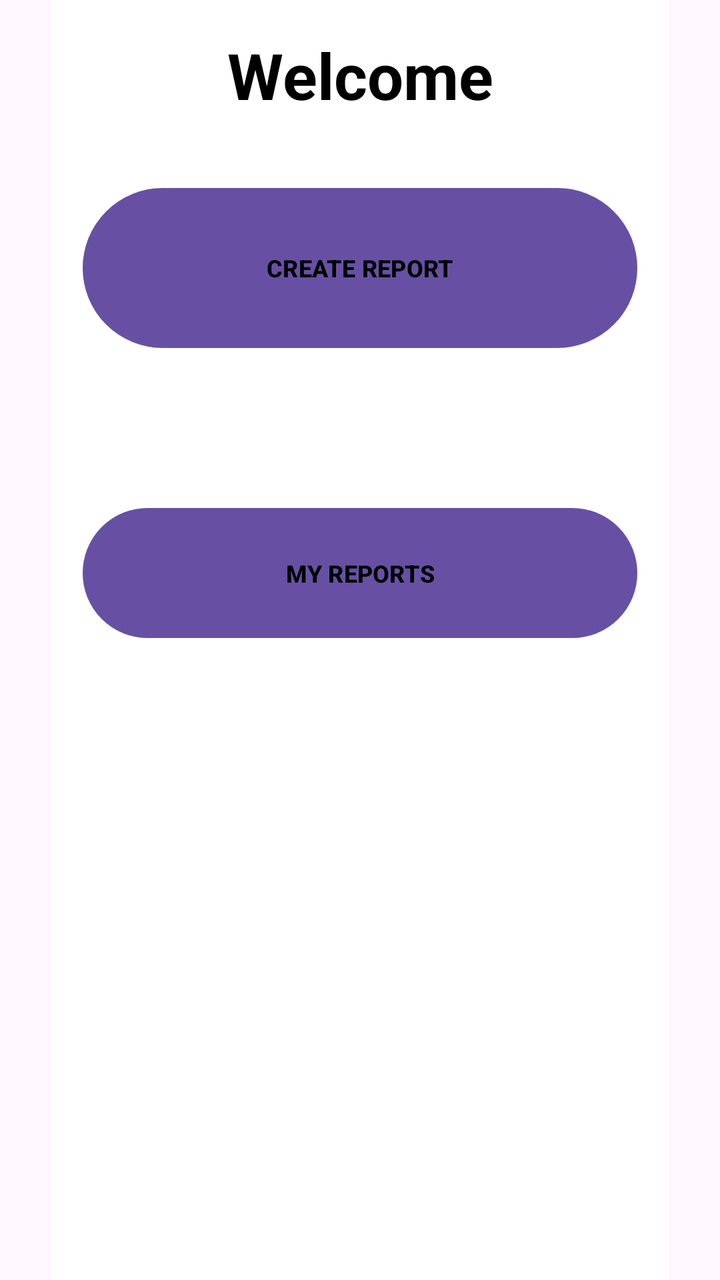
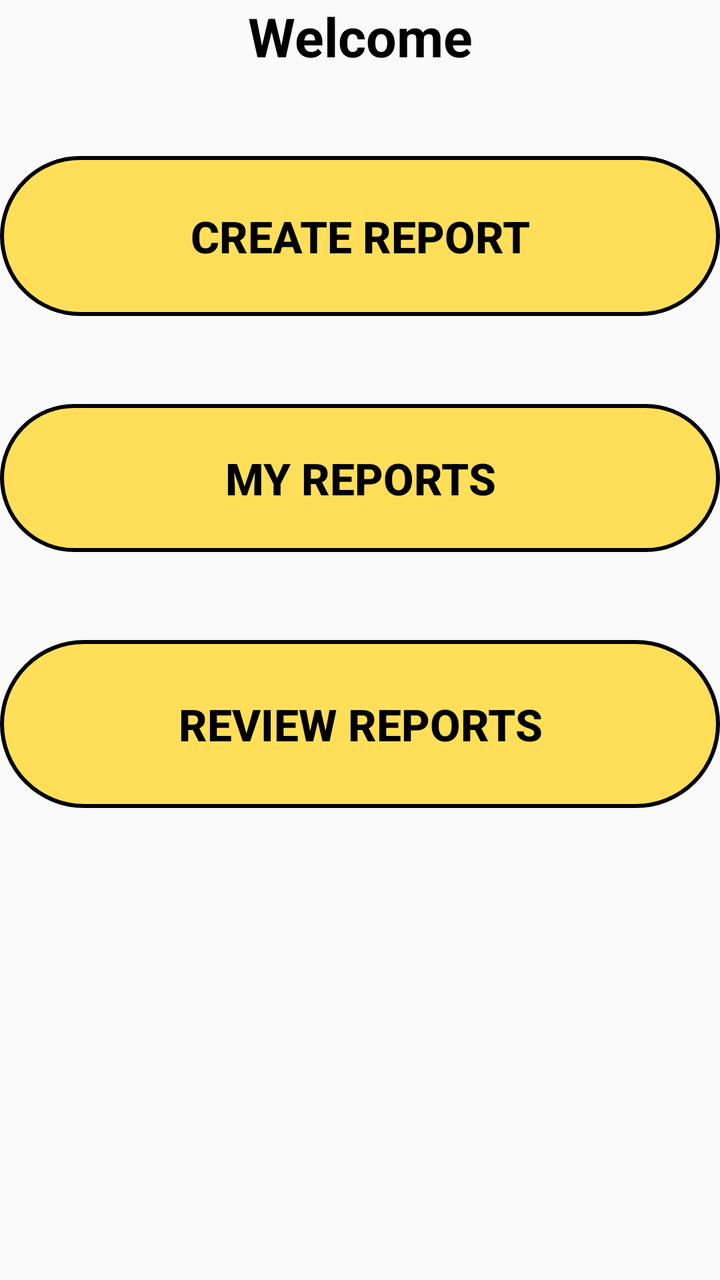

An Android layout rendered at two revisions. The XML below is the earlier revision; the diff shows what the commit changed to produce the second picture.
<!-- AndroidManifest.xml: application theme Theme.JavaReportingSystem -->
<!-- res/layout/activity_landing_page.xml -->
<?xml version="1.0" encoding="utf-8"?>
<androidx.constraintlayout.widget.ConstraintLayout xmlns:android="http://schemas.android.com/apk/res/android"
    xmlns:app="http://schemas.android.com/apk/res-auto"
    xmlns:tools="http://schemas.android.com/tools"
    android:id="@+id/main"
    android:layout_width="match_parent"
    android:layout_height="match_parent"
    tools:context=".LandingPageActivity"
    app:layout_constraintTop_toBottomOf="@id/tvWelcome"
    android:layout_marginTop="78dp"
    app:layout_constraintStart_toStartOf="parent"
    app:layout_constraintEnd_toEndOf="parent">


<androidx.constraintlayout.widget.ConstraintLayout
    android:id="@+id/contentPanel"
    android:layout_width="0dp"
    android:layout_height="0dp"
    android:background="#FFFFFF"
    android:padding="16dp"
    app:layout_constraintTop_toTopOf="parent"
    app:layout_constraintBottom_toBottomOf="parent"
    app:layout_constraintStart_toStartOf="parent"
    app:layout_constraintEnd_toEndOf="parent"
    app:layout_constraintWidth_percent="0.86">

    
    <TextView
        android:id="@+id/tvWelcome"
        android:layout_width="wrap_content"
        android:layout_height="wrap_content"
        android:text="Welcome"
        android:textColor="#000000"
        android:textSize="32sp"
        android:textStyle="bold"
        android:gravity="center"
        android:fontFamily="sans-serif"
        app:layout_constraintTop_toTopOf="parent"
        app:layout_constraintStart_toStartOf="parent"
        app:layout_constraintEnd_toEndOf="parent"
        app:layout_constraintVertical_bias="0.15" />

    
    <Button
        android:id="@+id/btnCreateReport"
        android:layout_width="0dp"
        android:layout_height="80dp"
        android:layout_marginTop="78dp"
        android:background="@drawable/button_yellow"
        android:backgroundTint="@null"
        android:gravity="center"
        android:insetTop="0dp"
        android:insetBottom="0dp"
        android:padding="0dp"
        android:stateListAnimator="@null"
        android:text="CREATE REPORT"
        android:textColor="#000000"
        android:textSize="12sp"
        android:textStyle="bold"
        app:layout_constraintEnd_toEndOf="parent"
        app:layout_constraintStart_toStartOf="parent"
        app:layout_constraintTop_toBottomOf="@id/tvWelcome"
        app:layout_constraintTop_toTopOf="parent" />

    

    

    <Button
        android:id="@+id/btnMyReports"
        android:layout_width="0dp"
        android:layout_height="65dp"
        android:layout_marginTop="80dp"
        android:background="@drawable/button_yellow"
        android:backgroundTint="@null"
        android:gravity="center"
        android:insetTop="0dp"
        android:insetBottom="0dp"
        android:padding="0dp"
        android:stateListAnimator="@null"
        android:text="MY REPORTS"
        android:textColor="#000000"
        android:textSize="12sp"
        android:textStyle="bold"
        app:layout_constraintEnd_toEndOf="parent"
        app:layout_constraintHorizontal_bias="0.0"
        app:layout_constraintStart_toStartOf="parent"
        app:layout_constraintTop_toBottomOf="@id/btnCreateReport" />

    <Button
        android:id="@+id/btnReviewReports"
        android:visibility="gone"
        android:layout_width="0dp"
        android:layout_height="70dp"
        android:layout_marginTop="80dp"
        android:background="@drawable/button_yellow"
        android:backgroundTint="@null"
        android:gravity="center"
        android:insetTop="0dp"
        android:insetBottom="0dp"
        android:padding="0dp"
        android:stateListAnimator="@null"
        android:text="[SUPERVISOR] REVIEW REPORTS"
        android:textColor="#000000"
        android:textSize="12sp"
        android:textStyle="bold"
        app:layout_constraintEnd_toEndOf="parent"
        app:layout_constraintHorizontal_bias="0.0"
        app:layout_constraintStart_toStartOf="parent"
        app:layout_constraintTop_toBottomOf="@id/btnMyReports" />

</androidx.constraintlayout.widget.ConstraintLayout>

</androidx.constraintlayout.widget.ConstraintLayout>
<!-- resources referenced by this layout -->
<resources>
  <!-- drawable button_yellow (drawable) -->
  <?xml version="1.0" encoding="utf-8"?>
  <shape xmlns:android="http://schemas.android.com/apk/res/android"
      android:shape="rectangle">
  
      <solid android:color="#FFDF59" />
  
      <stroke
          android:width="2dp"
          android:color="#000000" />
  
      <corners android:radius="70dp" />
  
  </shape>
  <style name="Theme.JavaReportingSystem" parent="Base.Theme.JavaReportingSystem" />
  <style name="Base.Theme.JavaReportingSystem" parent="Theme.Material3.DayNight.NoActionBar">
          
          
      </style>
</resources>

<!-- the commit's change to res/layout/activity_landing_page.xml (unified diff, before → after) -->
@@ -5,110 +5,110 @@
     android:id="@+id/main"
     android:layout_width="match_parent"
     android:layout_height="match_parent"
-    tools:context=".LandingPageActivity"
+    tools:context=".ui.LandingPageActivity"
     app:layout_constraintTop_toBottomOf="@id/tvWelcome"
     android:layout_marginTop="78dp"
     app:layout_constraintStart_toStartOf="parent"
     app:layout_constraintEnd_toEndOf="parent">
 
 
-<androidx.constraintlayout.widget.ConstraintLayout
-    android:id="@+id/contentPanel"
-    android:layout_width="0dp"
-    android:layout_height="0dp"
-    android:background="#FFFFFF"
-    android:padding="16dp"
-    app:layout_constraintTop_toTopOf="parent"
-    app:layout_constraintBottom_toBottomOf="parent"
-    app:layout_constraintStart_toStartOf="parent"
-    app:layout_constraintEnd_toEndOf="parent"
-    app:layout_constraintWidth_percent="0.86">
 
-    
-    <TextView
-        android:id="@+id/tvWelcome"
-        android:layout_width="wrap_content"
-        android:layout_height="wrap_content"
-        android:text="Welcome"
-        android:textColor="#000000"
-        android:textSize="32sp"
-        android:textStyle="bold"
-        android:gravity="center"
-        android:fontFamily="sans-serif"
-        app:layout_constraintTop_toTopOf="parent"
-        app:layout_constraintStart_toStartOf="parent"
-        app:layout_constraintEnd_toEndOf="parent"
-        app:layout_constraintVertical_bias="0.15" />
-
-    
-    <Button
-        android:id="@+id/btnCreateReport"
+        android:id="@+id/contentPanel"
         android:layout_width="0dp"
-        android:layout_height="80dp"
-        android:layout_marginTop="78dp"
-        android:background="@drawable/button_yellow"
-        android:backgroundTint="@null"
-        android:gravity="center"
-        android:insetTop="0dp"
-        android:insetBottom="0dp"
-        android:padding="0dp"
-        android:stateListAnimator="@null"
-        android:text="CREATE REPORT"
-        android:textColor="#000000"
-        android:textSize="12sp"
-        android:textStyle="bold"
+        android:layout_height="0dp"
+        android:background="#FFFFFF"
+        android:padding="16dp"
+        app:layout_constraintBottom_toBottomOf="parent"
         app:layout_constraintEnd_toEndOf="parent"
         app:layout_constraintStart_toStartOf="parent"
-        app:layout_constraintTop_toBottomOf="@id/tvWelcome"
-        app:layout_constraintTop_toTopOf="parent" />
+        app:layout_constraintTop_toTopOf="parent"
+        app:layout_constraintWidth_percent="0.86">
 
-    
+        
+        <TextView
+            android:id="@+id/tvWelcome"
+            android:layout_width="wrap_content"
+            android:layout_height="wrap_content"
+            android:fontFamily="sans-serif"
+            android:gravity="center"
+            android:text="Welcome"
+            android:textColor="#000000"
+            android:textSize="27sp"
+            android:textStyle="bold"
+            app:layout_constraintEnd_toEndOf="parent"
+            app:layout_constraintStart_toStartOf="parent"
+            app:layout_constraintTop_toTopOf="parent"
+            app:layout_constraintVertical_bias="0.15" />
 
-    
+        
 
-    <Button
-        android:id="@+id/btnMyReports"
-        android:layout_width="0dp"
-        android:layout_height="65dp"
-        android:layout_marginTop="80dp"
-        android:background="@drawable/button_yellow"
-        android:backgroundTint="@null"
-        android:gravity="center"
-        android:insetTop="0dp"
-        android:insetBottom="0dp"
-        android:padding="0dp"
-        android:stateListAnimator="@null"
-        android:text="MY REPORTS"
-        android:textColor="#000000"
-        android:textSize="12sp"
-        android:textStyle="bold"
-        app:layout_constraintEnd_toEndOf="parent"
-        app:layout_constraintHorizontal_bias="0.0"
-        app:layout_constraintStart_toStartOf="parent"
-        app:layout_constraintTop_toBottomOf="@id/btnCreateReport" />
+        
 
-    <Button
-        android:id="@+id/btnReviewReports"
-        android:visibility="gone"
-        android:layout_width="0dp"
-        android:layout_height="70dp"
-        android:layout_marginTop="80dp"
-        android:background="@drawable/button_yellow"
-        android:backgroundTint="@null"
-        android:gravity="center"
-        android:insetTop="0dp"
-        android:insetBottom="0dp"
-        android:padding="0dp"
-        android:stateListAnimator="@null"
-        android:text="[SUPERVISOR] REVIEW REPORTS"
-        android:textColor="#000000"
-        android:textSize="12sp"
-        android:textStyle="bold"
-        app:layout_constraintEnd_toEndOf="parent"
-        app:layout_constraintHorizontal_bias="0.0"
-        app:layout_constraintStart_toStartOf="parent"
-        app:layout_constraintTop_toBottomOf="@id/btnMyReports" />
+        
+
+        <Button
+            android:id="@+id/btnCreateReport"
+            android:layout_width="0dp"
+            android:layout_height="80dp"
+            android:layout_marginTop="78dp"
+            android:background="@drawable/button_yellow"
+            android:backgroundTint="@null"
+            android:gravity="center"
+            android:insetTop="0dp"
+            android:insetBottom="0dp"
+            android:padding="0dp"
+            android:stateListAnimator="@null"
+            android:text="CREATE REPORT"
+            android:textColor="#000000"
+            android:textSize="22sp"
+            android:textStyle="bold"
+            app:layout_constraintEnd_toEndOf="parent"
+            app:layout_constraintHorizontal_bias="1.0"
+            app:layout_constraintStart_toStartOf="parent"
+            app:layout_constraintTop_toBottomOf="@id/tvWelcome"
+            app:layout_constraintTop_toTopOf="parent" />
+
+        <Button
+            android:id="@+id/btnMyReports"
+            android:layout_width="match_parent"
+            android:layout_height="74dp"
+            android:layout_marginTop="44dp"
+            android:background="@drawable/button_yellow"
+            android:backgroundTint="@null"
+            android:gravity="center"
+            android:insetTop="0dp"
+            android:insetBottom="0dp"
+            android:padding="0dp"
+            android:stateListAnimator="@null"
+            android:text="MY REPORTS"
+            android:textColor="#000000"
+            android:textSize="22sp"
+            android:textStyle="bold"
+            app:layout_constraintEnd_toEndOf="parent"
+            app:layout_constraintHorizontal_bias="1.0"
+            app:layout_constraintStart_toStartOf="parent"
+            app:layout_constraintTop_toBottomOf="@id/btnCreateReport"/>
+
+        <Button
+            android:id="@+id/btnReviewReports"
+            android:layout_width="match_parent"
+            android:layout_height="84dp"
+            android:layout_marginTop="44dp"
+            android:background="@drawable/button_yellow"
+            android:backgroundTint="@null"
+            android:gravity="center"
+            android:insetTop="0dp"
+            android:insetBottom="0dp"
+            android:padding="0dp"
+            android:stateListAnimator="@null"
+            android:text="REVIEW REPORTS"
+            android:textColor="#000000"
+            android:textSize="22sp"
+            android:textStyle="bold"
+            app:layout_constraintEnd_toEndOf="parent"
+            app:layout_constraintHorizontal_bias="0.0"
+            app:layout_constraintStart_toStartOf="parent"
+            app:layout_constraintTop_toBottomOf="@id/btnMyReports" />
+
 
 </androidx.constraintlayout.widget.ConstraintLayout>
-
-</androidx.constraintlayout.widget.ConstraintLayout>
<!-- resource entries referenced after the edit -->
@@ -15,7 +15,7 @@
   
   </shape>
   <style name="Theme.JavaReportingSystem" parent="Base.Theme.JavaReportingSystem" />
-  <style name="Base.Theme.JavaReportingSystem" parent="Theme.Material3.DayNight.NoActionBar">
+  <style name="Base.Theme.JavaReportingSystem" parent="Theme.AppCompat.DayNight.NoActionBar">
           
           
       </style>
